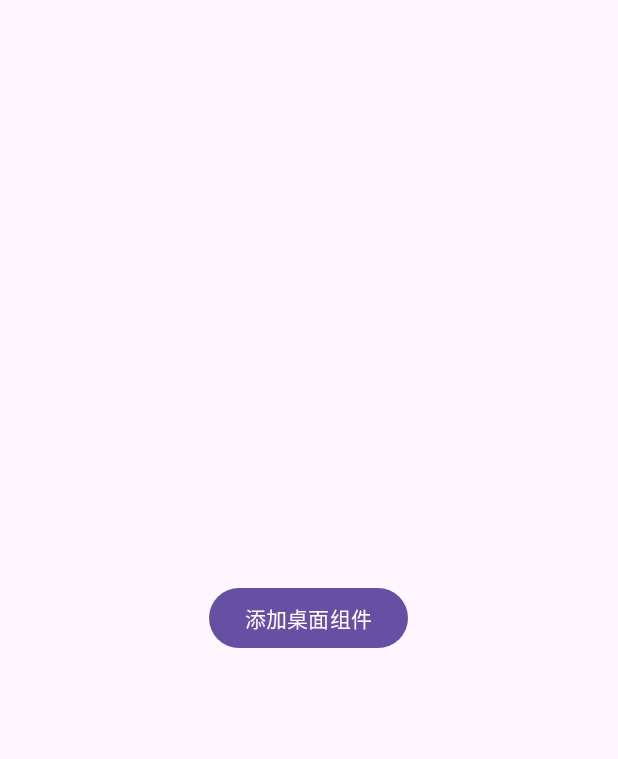
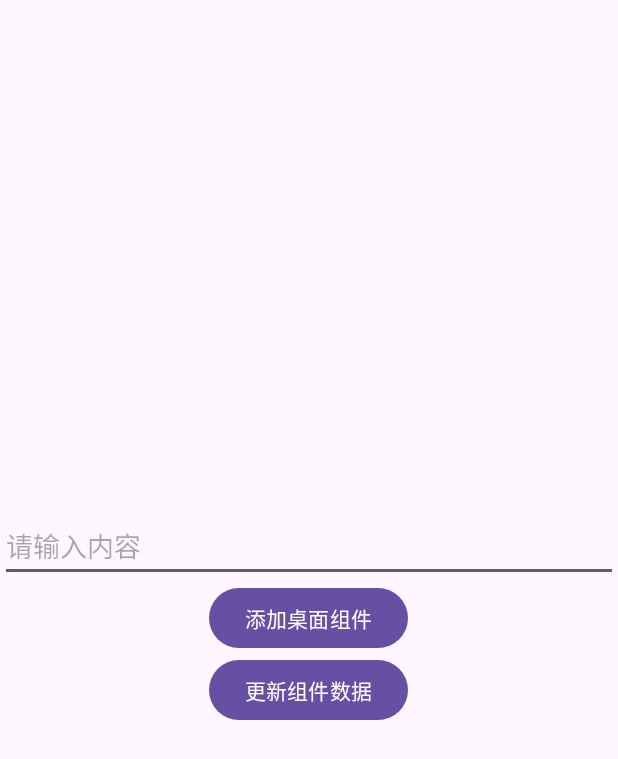
Before and after one commit to DIABLOSER/AndroidWidget, an Android app: the screen it shows after launch (MainActivity), on a phone screen of 412 x 824 dp. Shown: the top 759 px of the screen. Run offline under Robolectric (Android 15) with nearby library versions, the phone set to English and light mode, and no system bars.

Commit message:
增加更新组件数据

```diff
--- a/app/src/main/res/layout/activity_main.xml
+++ b/app/src/main/res/layout/activity_main.xml
@@ -11,10 +11,26 @@
     tools:context=".MainActivity">
 
 
+    <EditText
+        android:id="@+id/editTextText"
+        android:layout_width="match_parent"
+        android:layout_height="wrap_content"
+        android:ems="10"
+        android:hint="请输入内容"
+        android:inputType="text" />
+
     <Button
         android:id="@+id/button"
         android:layout_width="wrap_content"
         android:layout_height="wrap_content"
         android:text="添加桌面组件" />
 
+    <Button
+        android:id="@+id/button2"
+        android:layout_width="wrap_content"
+        android:layout_height="wrap_content"
+        android:text="更新组件数据" />
+
+
+
 </LinearLayout>
```
Also changed, not shown: app/src/main/java/com/daboluo/myapplication/MainActivity.kt (+28 -13 lines), app/src/main/java/com/daboluo/myapplication/MyWidget.kt (+18 -2 lines), 1 other file.
